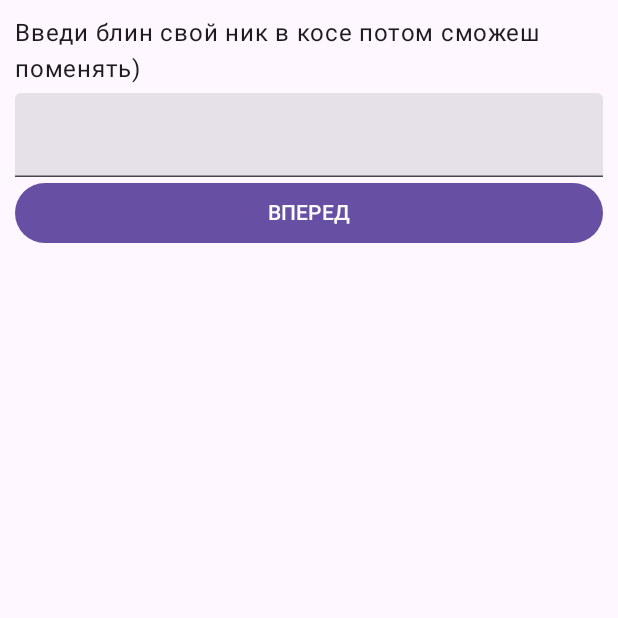
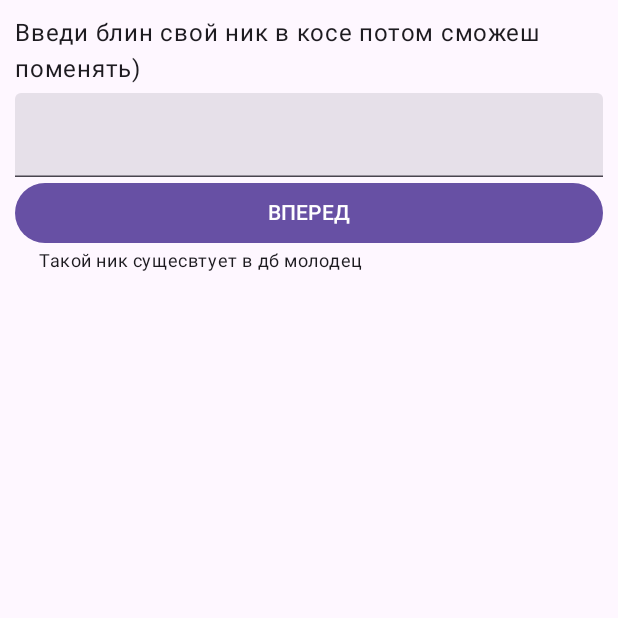
Before and after one commit to huglx/stasikMobile, an Android app built with Jetpack Compose: the SettingsScreen screen opened through its navigation route, on a phone screen of 412 x 824 dp, the top half of it. Run offline under Robolectric (Android 15) with nearby library versions, the phone set to English and light mode, and no system bars.

Commit message:
Added: setting Screen. Now user can change his kos nickName, stringResources, few ui changes

```diff
--- a/app/src/main/java/cz/fit/cvut/stasikmobile/Navigation.kt
+++ b/app/src/main/java/cz/fit/cvut/stasikmobile/Navigation.kt
@@ -4,14 +4,11 @@ import androidx.annotation.StringRes
 import androidx.compose.foundation.layout.padding
 import androidx.compose.material.BottomNavigation
 import androidx.compose.material.BottomNavigationItem
-import androidx.compose.material.icons.Icons
-import androidx.compose.material.icons.filled.Home
-import androidx.compose.material.icons.filled.Person
 import androidx.compose.material3.*
 import androidx.compose.runtime.Composable
 import androidx.compose.runtime.getValue
 import androidx.compose.ui.Modifier
-import androidx.compose.ui.graphics.vector.ImageVector
+import androidx.compose.ui.res.painterResource
 import androidx.compose.ui.res.stringResource
 import androidx.navigation.NavController
 import androidx.navigation.NavDestination.Companion.hierarchy
@@ -22,31 +19,33 @@ import androidx.navigation.compose.currentBackStackEntryAsState
 import androidx.navigation.compose.rememberNavController
 import cz.fit.cvut.stasikmobile.features.canteen.presentetion.CanteenScreen
 import cz.fit.cvut.stasikmobile.features.home.presentetion.HomeScreen
-import cz.fit.cvut.stasikmobile.features.profile.ProfileScreen
-
+import cz.fit.cvut.stasikmobile.features.profile.login.ProfileScreen
+import cz.fit.cvut.stasikmobile.features.profile.settings.SettingsScreen
 
 
 sealed class Screens(val route: String) {
 
     sealed class TopLevel(val route: String) {
-        abstract val icon: ImageVector
+        abstract val icon: Int
         @get:StringRes
         abstract val name: Int
 
         object HomeRoute: TopLevel("home") {
-            override val icon = Icons.Default.Home
+            override val icon = R.drawable.baseline_home_24
             override val name = R.string.bottom_nav_title_home
         }
 
         object CanteenRoute: TopLevel("canteen") {
-            override val icon = Icons.Default.Person
+            override val icon = R.drawable.baseline_fastfood_24
             override val name = R.string.bottom_nav_title_canteen
         }
         companion object {
             val all get() = listOf(HomeRoute, CanteenRoute)
         }
     }
-    object ProfileRoute: Screens("profile")
+    object LoginRoute: Screens("login")
+
+    object SettingsRoute: Screens("settings")
 
 }
 @OptIn(ExperimentalMaterial3Api::class)
@@ -65,15 +64,21 @@ fun Navigation() {
                 startDestination = Screens.TopLevel.HomeRoute.route
             ) {
             composable(route = Screens.TopLevel.HomeRoute.route) {
-                HomeScreen(navigateToProfile = { navController.navigate(Screens.ProfileRoute.route) })
+                HomeScreen(
+                    navigateToLogin = { navController.navigate(Screens.LoginRoute.route)},
+                    navigateToSettings = { navController.navigate(Screens.SettingsRoute.route)}
+                )
             }
             composable(route = Screens.TopLevel.CanteenRoute.route) {
                 CanteenScreen()
             }
-            composable(route = Screens.ProfileRoute.route) {
+            composable(route = Screens.LoginRoute.route) {
                 ProfileScreen(navigateToHome = { navController.navigate(Screens.TopLevel.HomeRoute.route) {
-                    popUpTo(Screens.ProfileRoute.route) {inclusive = true}
+                    popUpTo(Screens.LoginRoute.route) {inclusive = true}
                 } })
+            }
+            composable(route = Screens.SettingsRoute.route) {
+                SettingsScreen(navigateToHome = { navController.navigate(Screens.TopLevel.HomeRoute.route) })
             }
         }
     }
@@ -83,15 +88,17 @@ fun Navigation() {
 fun BottomBar(navController: NavController) {
     val navBackStackEntry by navController.currentBackStackEntryAsState()
     val currentDestination = navBackStackEntry?.destination
-    if (currentDestination == null || currentDestination.route == Screens.ProfileRoute.route) {
+    if (currentDestination == null || currentDestination.route == Screens.LoginRoute.route
+        || currentDestination.route == Screens.SettingsRoute.route) {
         return
     }
     BottomNavigation(
-        backgroundColor = MaterialTheme.colorScheme.primaryContainer
+        backgroundColor = MaterialTheme.colorScheme.primaryContainer,
+        contentColor = MaterialTheme.colorScheme.primary
     ) {
         Screens.TopLevel.all.forEach { screen ->
             BottomNavigationItem(
-                icon = { Icon(screen.icon, contentDescription = null) },
+                icon = { Icon(painterResource(id = screen.icon), contentDescription = null) },
                 label = { Text(stringResource(screen.name)) },
                 selected = currentDestination.hierarchy.any { it.route == screen.route },
                 onClick = {
--- a/app/src/main/java/cz/fit/cvut/stasikmobile/features/canteen/data/CanteenRepository.kt
+++ b/app/src/main/java/cz/fit/cvut/stasikmobile/features/canteen/data/CanteenRepository.kt
@@ -16,7 +16,7 @@ class CanteenRepository(
                 CanteenResponse(result, true)
                 }
             else
-                CanteenResponse(canteenLocalDataSource.getCanteen(0), true)
+                CanteenResponse(canteenLocalDataSource.getCanteen(0), false)
         }catch (t: Throwable) {
             Log.i("getCanteen: ", t.message.toString())
             CanteenResponse(canteenLocalDataSource.getCanteen(0), false)
--- a/app/src/main/java/cz/fit/cvut/stasikmobile/features/home/presentetion/HomeScreen.kt
+++ b/app/src/main/java/cz/fit/cvut/stasikmobile/features/home/presentetion/HomeScreen.kt
@@ -7,7 +7,6 @@ import androidx.compose.foundation.lazy.items
 import androidx.compose.material.*
 import androidx.compose.material3.DropdownMenu
 import androidx.compose.material.icons.Icons
-import androidx.compose.material.icons.filled.ArrowDropDown
 import androidx.compose.material.icons.filled.Settings
 import androidx.compose.material3.*
 import androidx.compose.material3.MaterialTheme
@@ -16,29 +15,38 @@ import androidx.compose.material3.IconButton
 import androidx.compose.runtime.*
 import androidx.compose.ui.Alignment
 import androidx.compose.ui.Modifier
+import androidx.compose.ui.res.painterResource
+import androidx.compose.ui.res.stringResource
 import androidx.compose.ui.text.font.FontWeight
 import androidx.compose.ui.text.style.TextAlign
 import androidx.compose.ui.unit.dp
 import androidx.compose.ui.unit.sp
 import androidx.lifecycle.compose.collectAsStateWithLifecycle
+import cz.fit.cvut.stasikmobile.R
 import cz.fit.cvut.stasikmobile.features.home.domain.User
 import org.koin.androidx.compose.koinViewModel
 
 @Composable
 fun HomeScreen(
     viewModel: HomeViewModel = koinViewModel(),
-    navigateToProfile: () -> Unit
+    navigateToLogin: () -> Unit,
+    navigateToSettings: () -> Unit
 ) {
     val loginState: LoggingScreenState by viewModel.loggingState.collectAsStateWithLifecycle()
     val uiState: HomeScreenState by viewModel.homeState.collectAsStateWithLifecycle()
 
     when(val state = loginState.state){
         LoggingUIState.LoggedIn -> {
-            HomeScreenContent(uiState, viewModel::fetchData, viewModel::getDaysOfWeek)
+            HomeScreenContent(
+                uiState,
+                viewModel::fetchData,
+                viewModel::getDaysOfWeek,
+                navigateToSettings
+            )
         }
         LoggingUIState.NotLoggedIn -> {
             LaunchedEffect(state) {
-                navigateToProfile()
+                navigateToLogin()
             }
         }
     }
@@ -48,12 +56,13 @@ fun HomeScreen(
 private fun HomeScreenContent(
     uiState: HomeScreenState,
     fetchData: (index: Int) -> Unit,
-    getDaysOfWeek: () -> List<String>
+    getDaysOfWeek: () -> List<String>,
+    navigateToSettings: () -> Unit
 ) {
     var appBarTitle by remember { mutableStateOf("Monday") }
 
     Scaffold(
-        topBar = { CharactersListAppBar(appBarTitle) }
+        topBar = { CharactersListAppBar(appBarTitle, navigateToSettings) }
     ) { paddingValues ->
         Column(modifier = Modifier.padding(paddingValues)) {
             SpinnerList(fetchData = fetchData, getDaysOfWeek())
@@ -92,11 +101,23 @@ private fun SubjectItem(subject: User.Subject) {
             .wrapContentHeight(),
         shape = MaterialTheme.shapes.medium,
         elevation = 5.dp,
-        backgroundColor = MaterialTheme.colorScheme.surface) {
+        backgroundColor = MaterialTheme.colorScheme.primaryContainer
+    ) {
         Column {
-            Text(modifier = Modifier.padding(8.dp), text = subject.links.course, fontSize = 16.sp)
-            Text(modifier = Modifier.padding(8.dp), text = subject.starts_at, fontSize = 12.sp)
-            Text(modifier = Modifier.padding(8.dp), text = subject.overlapWith, fontSize = 12.sp)
+            Text(modifier = Modifier
+                .padding(8.dp)
+                .fillMaxWidth(),
+                text = subject.links.course,
+                fontSize = 16.sp,
+                textAlign = TextAlign.Center,
+                fontWeight = FontWeight.Bold)
+            Text(modifier = Modifier.padding(8.dp),
+                text = stringResource(R.string.card_text_time) + " " + subject.starts_at,
+                fontSize = 12.sp)
+            Text(modifier = Modifier.padding(8.dp),
+                text = stringResource(R.string.card_text_same_lecture) + " " + subject.overlapWith,
+                fontSize = 12.sp
+            )
 
         }
     }
@@ -113,14 +134,14 @@ private fun SpinnerList(
         modifier = Modifier
             .padding(8.dp)
             .fillMaxWidth()
-            .wrapContentSize(Alignment.TopEnd)
+            .wrapContentSize(Alignment.BottomEnd)
             .background(MaterialTheme.colorScheme.surface)
     ) {
-        IconButton(onClick = {
-            expanded = true
-        }) {
+        IconButton(
+            onClick = { expanded = true },
+            modifier = Modifier.align(Alignment.CenterEnd)) {
             Icon(
-                imageVector = Icons.Default.ArrowDropDown,
+                painter = painterResource(id = R.drawable.baseline_today_24),
                 contentDescription = "Open Options"
             )
         }
@@ -156,14 +177,14 @@ fun LoadingState() {
 
 @OptIn(ExperimentalMaterial3Api::class)
 @Composable
-fun CharactersListAppBar(title: String) {
+fun CharactersListAppBar(title: String, navigateToSettings: () -> Unit) {
     CenterAlignedTopAppBar(
         colors = TopAppBarDefaults.centerAlignedTopAppBarColors(containerColor = MaterialTheme.colorScheme.primaryContainer),
         title = {
         Text(text = title, textAlign = TextAlign.Start, fontWeight = FontWeight.Bold)
         },
         actions =  {
-            IconButton(onClick = { }) {
+            IconButton(onClick =  navigateToSettings ) {
                 Icon(
                     imageVector = Icons.Default.Settings, contentDescription = "Settings"
                 )
--- /dev/null
+++ b/app/src/main/java/cz/fit/cvut/stasikmobile/features/profile/login/LoginScreen.kt
@@ -0,0 +1,80 @@
+package cz.fit.cvut.stasikmobile.features.profile.login
+
+import androidx.compose.foundation.layout.*
+import androidx.compose.material3.*
+import androidx.compose.runtime.*
+import androidx.compose.ui.Modifier
+import androidx.compose.ui.graphics.Color
+import androidx.compose.ui.unit.dp
+import androidx.lifecycle.compose.collectAsStateWithLifecycle
+import org.koin.androidx.compose.koinViewModel
+
+@Composable
+fun ProfileScreen(
+    viewModel: LoginViewModel = koinViewModel(),
+    navigateToHome: () -> Unit
+) {
+    val uiState by viewModel.screenState.collectAsStateWithLifecycle()
+
+    if(uiState.nameWasCompleted) {
+        LaunchedEffect(Unit) {
+            navigateToHome()
+        }
+    }
+
+    Column(
+        Modifier
+            .fillMaxWidth()
+            .padding(10.dp)
+    ) {
+
+        Text("Введи блин свой ник в косе потом сможеш поменять)")
+        Spacer(Modifier.height(4.dp))
+        UserInput(uiState.name, viewModel::onNameChanged)
+
+        Button(
+            onClick = { viewModel.saveNameAndLogin() },
+            modifier = Modifier.fillMaxWidth(),
+        ) {
+            Text("ВПЕРЕД")
+        }
+
+        if(uiState.nameIsWrong) {
+            ShowError()
+        }
+    }
+}
+
+@OptIn(ExperimentalMaterial3Api::class)
+@Composable
+fun UserInput(
+    input: String,
+    onNameChanged: (String) -> Unit
+) {
+    TextField(
+        value = input,
+        onValueChange = {
+                value -> onNameChanged(value)
+        },
+        modifier = Modifier.fillMaxWidth(),
+    )
+}
+@Composable
+fun ShowError() {
+    Text(
+        text = "Дурак блин введи еще раз",
+        color = Color.Red,
+        style = MaterialTheme.typography.bodySmall,
+        modifier = Modifier.padding(start = 16.dp)
+    )
+}
+
+@Composable
+fun ShowSuccess() {
+    Text(
+        text = "Такой ник сущесвтует в дб молодец ",
+        color = MaterialTheme.colorScheme.onBackground,
+        style = MaterialTheme.typography.bodySmall,
+        modifier = Modifier.padding(start = 16.dp)
+    )
+}
--- a/app/src/main/java/cz/fit/cvut/stasikmobile/features/profile/ProfileViewModel.kt
+++ b/app/src/main/java/cz/fit/cvut/stasikmobile/features/profile/login/LoginViewModel.kt
@@ -1,15 +1,13 @@
-package cz.fit.cvut.stasikmobile.features.profile
+package cz.fit.cvut.stasikmobile.features.profile.login
 
 import androidx.lifecycle.ViewModel
 import androidx.lifecycle.viewModelScope
-import cz.fit.cvut.stasikmobile.core.data.datastore.UserProfileSource
-import cz.fit.cvut.stasikmobile.features.profile.data.LoginRepository
-import cz.fit.cvut.stasikmobile.features.profile.usecases.GetLastLoginStateUseCase
-import cz.fit.cvut.stasikmobile.features.profile.usecases.LoginUseCase
+import cz.fit.cvut.stasikmobile.usecases.GetLastLoginStateUseCase
+import cz.fit.cvut.stasikmobile.usecases.LoginUseCase
 import kotlinx.coroutines.flow.*
 import kotlinx.coroutines.launch
 
-class ProfileViewModel (
+class LoginViewModel (
     private val getLastLoginState: GetLastLoginStateUseCase,
     private val loginUseCase: LoginUseCase
 ): ViewModel() {
@@ -37,7 +35,7 @@ class ProfileViewModel (
         }
     }
 
-    fun saveNameAndLogin() {
+    fun saveNameAndLogin(){
         val name = _screenStateStream.value.name
         viewModelScope.launch {
             if(loginUseCase.invoke(name)) {
--- a/app/src/main/java/cz/fit/cvut/stasikmobile/features/profile/ProfileScreen.kt
+++ b/app/src/main/java/cz/fit/cvut/stasikmobile/features/profile/settings/SettingsScreen.kt
@@ -1,27 +1,25 @@
-package cz.fit.cvut.stasikmobile.features.profile
+package cz.fit.cvut.stasikmobile.features.profile.settings
 
 import androidx.compose.foundation.layout.*
-import androidx.compose.material3.*
-import androidx.compose.runtime.*
+import androidx.compose.material3.Button
+import androidx.compose.material3.Text
+import androidx.compose.runtime.Composable
+import androidx.compose.runtime.getValue
 import androidx.compose.ui.Modifier
-import androidx.compose.ui.graphics.Color
 import androidx.compose.ui.unit.dp
 import androidx.lifecycle.compose.collectAsStateWithLifecycle
+import cz.fit.cvut.stasikmobile.features.profile.login.LoginViewModel
+import cz.fit.cvut.stasikmobile.features.profile.login.ShowError
+import cz.fit.cvut.stasikmobile.features.profile.login.ShowSuccess
+import cz.fit.cvut.stasikmobile.features.profile.login.UserInput
 import org.koin.androidx.compose.koinViewModel
 
 @Composable
-fun ProfileScreen(
-    viewModel: ProfileViewModel = koinViewModel(),
+fun SettingsScreen(
+    viewModel: LoginViewModel = koinViewModel(),
     navigateToHome: () -> Unit
 ) {
     val uiState by viewModel.screenState.collectAsStateWithLifecycle()
-
-    if(uiState.nameWasCompleted) {
-        LaunchedEffect(Unit) {
-            navigateToHome()
-        }
-    }
-
     Column(
         Modifier
             .fillMaxWidth()
@@ -42,29 +40,9 @@ fun ProfileScreen(
         if(uiState.nameIsWrong) {
             ShowError()
         }
+
+        if(!uiState.nameIsWrong) {
+            ShowSuccess()
+        }
     }
 }
-
-@OptIn(ExperimentalMaterial3Api::class)
-@Composable
-fun UserInput(
-    input: String,
-    onNameChanged: (String) -> Unit
-) {
-    TextField(
-        value = input,
-        onValueChange = {
-                value -> onNameChanged(value)
-        },
-        modifier = Modifier.fillMaxWidth(),
-    )
-}
-@Composable
-fun ShowError() {
-    Text(
-        text = "Дурак блин введи еще раз",
-        color = Color.Red,
-        style = MaterialTheme.typography.bodySmall,
-        modifier = Modifier.padding(start = 16.dp)
-    )
-}
--- a/app/src/main/java/cz/fit/cvut/stasikmobile/features/profile/usecases/GetLastLoginStateUseCase.kt
+++ b/app/src/main/java/cz/fit/cvut/stasikmobile/usecases/GetLastLoginStateUseCase.kt
@@ -1,4 +1,4 @@
-package cz.fit.cvut.stasikmobile.features.profile.usecases
+package cz.fit.cvut.stasikmobile.usecases
 
 import cz.fit.cvut.stasikmobile.core.data.datastore.UserProfileSource
 import kotlinx.coroutines.flow.Flow
--- a/app/src/main/java/cz/fit/cvut/stasikmobile/features/profile/usecases/LoginUseCase.kt
+++ b/app/src/main/java/cz/fit/cvut/stasikmobile/usecases/LoginUseCase.kt
@@ -1,4 +1,4 @@
-package cz.fit.cvut.stasikmobile.features.profile.usecases
+package cz.fit.cvut.stasikmobile.usecases
 
 import cz.fit.cvut.stasikmobile.core.data.datastore.UserProfileSource
 import cz.fit.cvut.stasikmobile.features.profile.data.LoginRepository
--- /dev/null
+++ b/app/src/main/res/drawable/baseline_fastfood_24.xml
@@ -0,0 +1,5 @@
+<vector android:height="24dp" android:tint="#FFFFFF"
+    android:viewportHeight="24" android:viewportWidth="24"
+    android:width="24dp" xmlns:android="http://schemas.android.com/apk/res/android">
+    <path android:fillColor="@android:color/white" android:pathData="M18.06,22.99h1.66c0.84,0 1.53,-0.64 1.63,-1.46L23,5.05h-5L18,1h-1.97v4.05h-4.97l0.3,2.34c1.71,0.47 3.31,1.32 4.27,2.26 1.44,1.42 2.43,2.89 2.43,5.29v8.05zM1,21.99L1,21h15.03v0.99c0,0.55 -0.45,1 -1.01,1L2.01,22.99c-0.56,0 -1.01,-0.45 -1.01,-1zM16.03,14.99c0,-8 -15.03,-8 -15.03,0h15.03zM1.02,17h15v2h-15z"/>
+</vector>
--- /dev/null
+++ b/app/src/main/res/drawable/baseline_home_24.xml
@@ -0,0 +1,5 @@
+<vector android:height="24dp" android:tint="#FFFFFF"
+    android:viewportHeight="24" android:viewportWidth="24"
+    android:width="24dp" xmlns:android="http://schemas.android.com/apk/res/android">
+    <path android:fillColor="@android:color/white" android:pathData="M10,20v-6h4v6h5v-8h3L12,3 2,12h3v8z"/>
+</vector>
--- /dev/null
+++ b/app/src/main/res/drawable/baseline_today_24.xml
@@ -0,0 +1,5 @@
+<vector android:height="24dp" android:tint="#000000"
+    android:viewportHeight="24" android:viewportWidth="24"
+    android:width="24dp" xmlns:android="http://schemas.android.com/apk/res/android">
+    <path android:fillColor="@android:color/white" android:pathData="M19,3h-1L18,1h-2v2L8,3L8,1L6,1v2L5,3c-1.11,0 -1.99,0.9 -1.99,2L3,19c0,1.1 0.89,2 2,2h14c1.1,0 2,-0.9 2,-2L21,5c0,-1.1 -0.9,-2 -2,-2zM19,19L5,19L5,8h14v11zM7,10h5v5L7,15z"/>
+</vector>
--- a/app/src/main/res/values/strings.xml
+++ b/app/src/main/res/values/strings.xml
@@ -4,6 +4,8 @@
     <string name="bottom_nav_title_profile">Profile</string>
 
     <string name="bottom_nav_title_canteen">Canteen</string>
+    <string name="card_text_same_lecture">Same lecture with: </string>
+    <string name="card_text_time">Starts at </string>
 
-    <string name="outdated_data_message">Data fetch failed. Outdated data.</string>
+    <string name="outdated_data_message">Data fetch failed. Outdated data. Or maybe canteen is closed now :(</string>
 </resources>
```
Also changed, not shown: app/src/main/java/cz/fit/cvut/stasikmobile/features/home/presentetion/HomeViewModel.kt (+14 -13 lines), app/src/main/java/cz/fit/cvut/stasikmobile/features/profile/di/ProfileModule.kt (+4 -4 lines), 1 other file.
